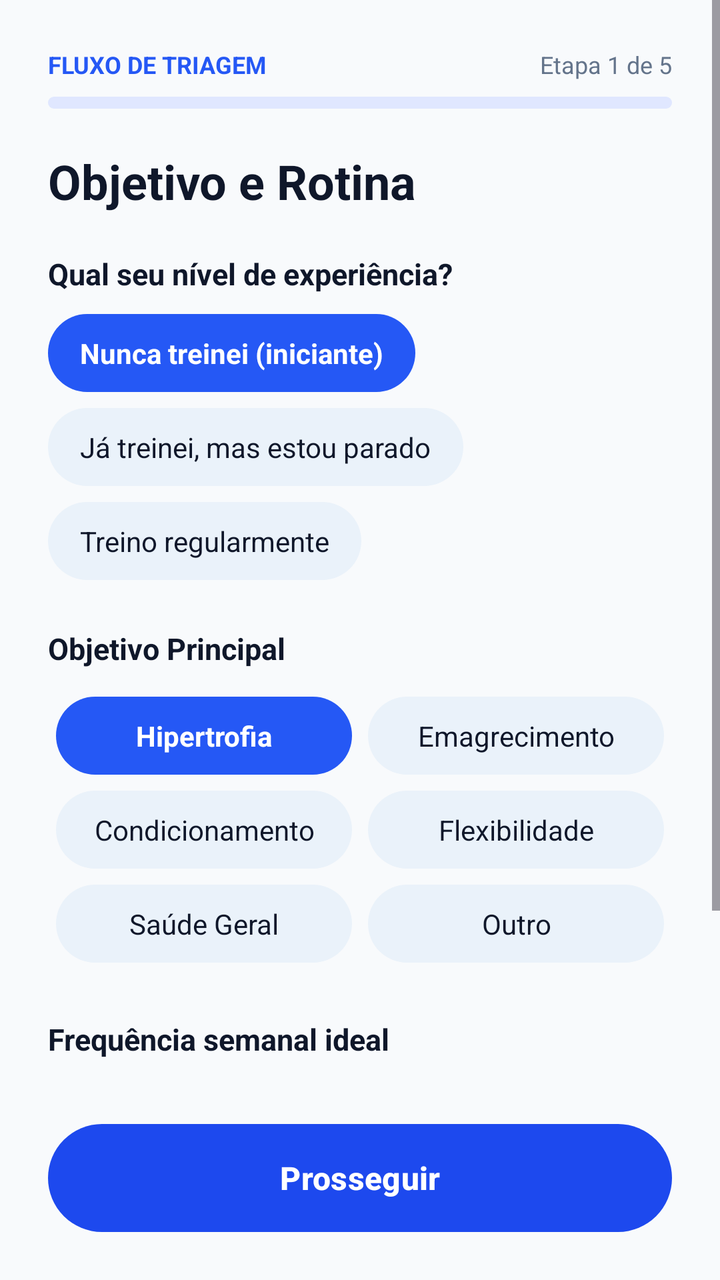
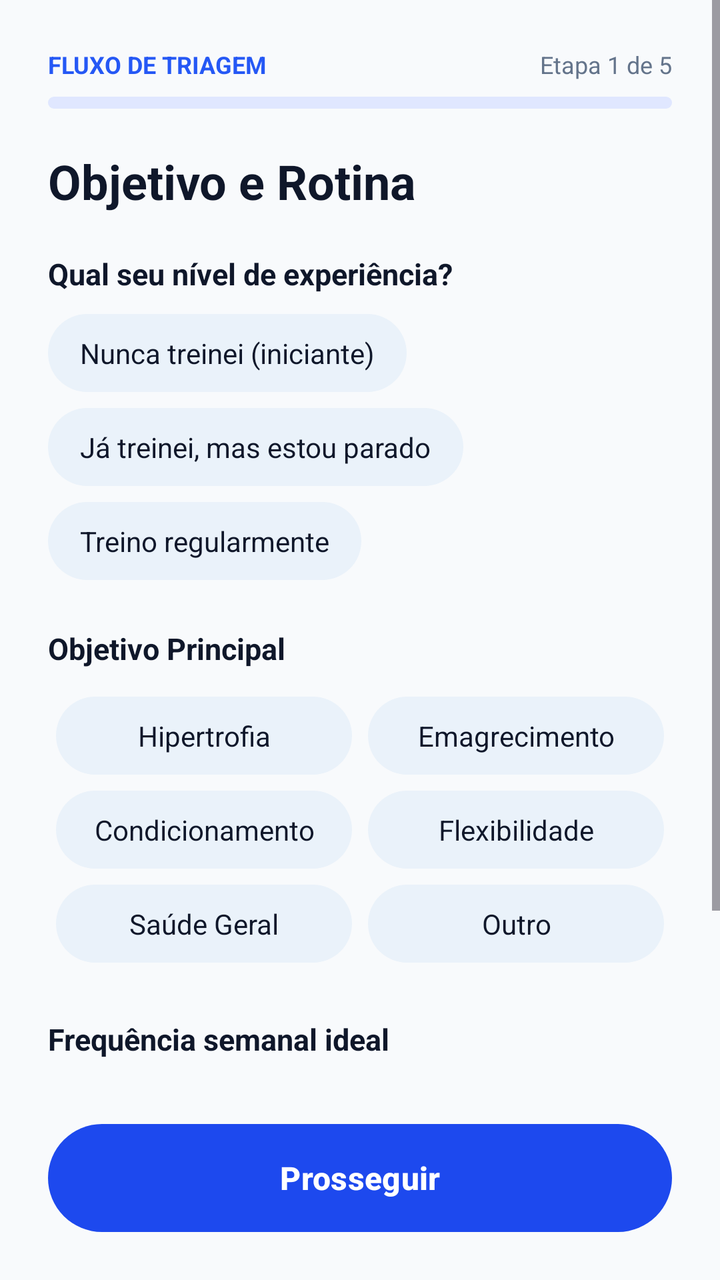

Before-and-after screenshots of an Android layout around one commit, followed by the original layout XML and the change that was made.
<!-- AndroidManifest.xml: application theme Theme.AcademiaUniforTelas1 -->
<!-- res/layout/activity_triagem.xml -->
<?xml version="1.0" encoding="utf-8"?>
<LinearLayout xmlns:android="http://schemas.android.com/apk/res/android"
    android:layout_width="match_parent"
    android:layout_height="match_parent"
    android:background="#F8FAFC"
    android:orientation="vertical">

    <ScrollView
        android:layout_width="match_parent"
        android:layout_height="0dp"
        android:layout_weight="1"
        android:fillViewport="true">

        <LinearLayout
            android:layout_width="match_parent"
            android:layout_height="wrap_content"
            android:orientation="vertical"
            android:padding="24dp">

            
            <LinearLayout
                android:layout_width="match_parent"
                android:layout_height="wrap_content"
                android:orientation="horizontal"
                android:gravity="center_vertical">
                <TextView
                    android:layout_width="0dp"
                    android:layout_height="wrap_content"
                    android:layout_weight="1"
                    android:text="FLUXO DE TRIAGEM"
                    android:textColor="#2558F5"
                    android:textSize="12sp"
                    android:textStyle="bold" />
                <TextView
                    android:layout_width="wrap_content"
                    android:layout_height="wrap_content"
                    android:text="Etapa 1 de 5"
                    android:textColor="#64748B"
                    android:textSize="12sp" />
            </LinearLayout>

            <ProgressBar
                style="?android:attr/progressBarStyleHorizontal"
                android:layout_width="match_parent"
                android:layout_height="6dp"
                android:layout_marginTop="8dp"
                android:max="5"
                android:progress="1"
                android:progressDrawable="@drawable/bg_top_bar_back" />

            <TextView
                android:layout_width="match_parent"
                android:layout_height="wrap_content"
                android:layout_marginTop="20dp"
                android:text="Objetivo e Rotina"
                android:textColor="#0F172A"
                android:textSize="24sp"
                android:textStyle="bold" />

            
            <TextView
                android:layout_width="match_parent"
                android:layout_height="wrap_content"
                android:layout_marginTop="20dp"
                android:text="Qual seu nível de experiência?"
                android:textColor="#0F172A"
                android:textSize="15sp"
                android:textStyle="bold" />

            <LinearLayout
                android:layout_width="match_parent"
                android:layout_height="wrap_content"
                android:layout_marginTop="10dp"
                android:orientation="vertical">

                <TextView
                    android:id="@+id/chipExp1"
                    android:layout_width="wrap_content"
                    android:layout_height="wrap_content"
                    android:layout_marginBottom="8dp"
                    android:background="@drawable/bg_chip_selected"
                    android:paddingHorizontal="16dp"
                    android:paddingVertical="10dp"
                    android:text="Nunca treinei (iniciante)"
                    android:textColor="#FFFFFF"
                    android:textSize="14sp"
                    android:textStyle="bold" />

                <TextView
                    android:id="@+id/chipExp2"
                    android:layout_width="wrap_content"
                    android:layout_height="wrap_content"
                    android:layout_marginBottom="8dp"
                    android:background="@drawable/bg_chip_unselected"
                    android:paddingHorizontal="16dp"
                    android:paddingVertical="10dp"
                    android:text="Já treinei, mas estou parado"
                    android:textColor="#0F172A"
                    android:textSize="14sp" />

                <TextView
                    android:id="@+id/chipExp3"
                    android:layout_width="wrap_content"
                    android:layout_height="wrap_content"
                    android:background="@drawable/bg_chip_unselected"
                    android:paddingHorizontal="16dp"
                    android:paddingVertical="10dp"
                    android:text="Treino regularmente"
                    android:textColor="#0F172A"
                    android:textSize="14sp" />
            </LinearLayout>

            
            <TextView
                android:layout_width="match_parent"
                android:layout_height="wrap_content"
                android:layout_marginTop="24dp"
                android:text="Objetivo Principal"
                android:textColor="#0F172A"
                android:textSize="15sp"
                android:textStyle="bold" />

            <GridLayout
                android:layout_width="match_parent"
                android:layout_height="wrap_content"
                android:layout_marginTop="10dp"
                android:columnCount="2"
                android:useDefaultMargins="true">

                <TextView
                    android:id="@+id/chipObj1"
                    android:layout_width="0dp"
                    android:layout_height="wrap_content"
                    android:layout_columnWeight="1"
                    android:background="@drawable/bg_chip_selected"
                    android:gravity="center"
                    android:paddingVertical="10dp"
                    android:text="Hipertrofia"
                    android:textColor="#FFFFFF"
                    android:textSize="14sp"
                    android:textStyle="bold" />

                <TextView
                    android:id="@+id/chipObj2"
                    android:layout_width="0dp"
                    android:layout_height="wrap_content"
                    android:layout_columnWeight="1"
                    android:background="@drawable/bg_chip_unselected"
                    android:gravity="center"
                    android:paddingVertical="10dp"
                    android:text="Emagrecimento"
                    android:textColor="#0F172A"
                    android:textSize="14sp" />

                <TextView
                    android:id="@+id/chipObj3"
                    android:layout_width="0dp"
                    android:layout_height="wrap_content"
                    android:layout_columnWeight="1"
                    android:background="@drawable/bg_chip_unselected"
                    android:gravity="center"
                    android:paddingVertical="10dp"
                    android:text="Condicionamento"
                    android:textColor="#0F172A"
                    android:textSize="14sp" />

                <TextView
                    android:id="@+id/chipObj4"
                    android:layout_width="0dp"
                    android:layout_height="wrap_content"
                    android:layout_columnWeight="1"
                    android:background="@drawable/bg_chip_unselected"
                    android:gravity="center"
                    android:paddingVertical="10dp"
                    android:text="Flexibilidade"
                    android:textColor="#0F172A"
                    android:textSize="14sp" />

                <TextView
                    android:id="@+id/chipObj5"
                    android:layout_width="0dp"
                    android:layout_height="wrap_content"
                    android:layout_columnWeight="1"
                    android:background="@drawable/bg_chip_unselected"
                    android:gravity="center"
                    android:paddingVertical="10dp"
                    android:text="Saúde Geral"
                    android:textColor="#0F172A"
                    android:textSize="14sp" />

                <TextView
                    android:id="@+id/chipObj6"
                    android:layout_width="0dp"
                    android:layout_height="wrap_content"
                    android:layout_columnWeight="1"
                    android:background="@drawable/bg_chip_unselected"
                    android:gravity="center"
                    android:paddingVertical="10dp"
                    android:text="Outro"
                    android:textColor="#0F172A"
                    android:textSize="14sp" />
            </GridLayout>

            
            <EditText
                android:id="@+id/etOutroObjetivo"
                android:layout_width="match_parent"
                android:layout_height="50dp"
                android:layout_marginTop="8dp"
                android:background="@drawable/bg_rounded_field"
                android:hint="Digite seu objetivo"
                android:paddingHorizontal="16dp"
                android:textColor="#0F172A"
                android:textSize="14sp"
                android:visibility="gone" />

            
            <TextView
                android:layout_width="match_parent"
                android:layout_height="wrap_content"
                android:layout_marginTop="24dp"
                android:text="Frequência semanal ideal"
                android:textColor="#0F172A"
                android:textSize="15sp"
                android:textStyle="bold" />

            <LinearLayout
                android:layout_width="match_parent"
                android:layout_height="wrap_content"
                android:layout_marginTop="10dp"
                android:gravity="center"
                android:orientation="horizontal">

                <TextView android:id="@+id/freq1" android:layout_width="40dp" android:layout_height="40dp" android:layout_margin="4dp" android:background="@drawable/bg_chip_unselected" android:gravity="center" android:text="1x" android:textColor="#0F172A" android:textStyle="bold"/>
                <TextView android:id="@+id/freq2" android:layout_width="40dp" android:layout_height="40dp" android:layout_margin="4dp" android:background="@drawable/bg_chip_unselected" android:gravity="center" android:text="2x" android:textColor="#0F172A" android:textStyle="bold"/>
                <TextView android:id="@+id/freq3" android:layout_width="40dp" android:layout_height="40dp" android:layout_margin="4dp" android:background="@drawable/bg_chip_selected" android:gravity="center" android:text="3x" android:textColor="#FFFFFF" android:textStyle="bold"/>
                <TextView android:id="@+id/freq4" android:layout_width="40dp" android:layout_height="40dp" android:layout_margin="4dp" android:background="@drawable/bg_chip_unselected" android:gravity="center" android:text="4x" android:textColor="#0F172A" android:textStyle="bold"/>
                <TextView android:id="@+id/freq5" android:layout_width="40dp" android:layout_height="40dp" android:layout_margin="4dp" android:background="@drawable/bg_chip_unselected" android:gravity="center" android:text="5x" android:textColor="#0F172A" android:textStyle="bold"/>
                <TextView android:id="@+id/freq6" android:layout_width="40dp" android:layout_height="40dp" android:layout_margin="4dp" android:background="@drawable/bg_chip_unselected" android:gravity="center" android:text="6x" android:textColor="#0F172A" android:textStyle="bold"/>
                <TextView android:id="@+id/freq7" android:layout_width="40dp" android:layout_height="40dp" android:layout_margin="4dp" android:background="@drawable/bg_chip_unselected" android:gravity="center" android:text="7x" android:textColor="#0F172A" android:textStyle="bold"/>
            </LinearLayout>

            <Space
                android:layout_width="match_parent"
                android:layout_height="24dp" />

        </LinearLayout>
    </ScrollView>

    
    <LinearLayout
        android:layout_width="match_parent"
        android:layout_height="wrap_content"
        android:background="#F8FAFC"
        android:padding="24dp">
        <Button
            android:id="@+id/btnProsseguirTriagem1"
            android:layout_width="match_parent"
            android:layout_height="54dp"
            android:background="@drawable/bg_rounded_button"
            android:text="Prosseguir"
            android:textAllCaps="false"
            android:textColor="#FFFFFF"
            android:textSize="16sp"
            android:textStyle="bold" />
    </LinearLayout>

</LinearLayout>
<!-- resources referenced by this layout -->
<resources>
  <!-- drawable bg_chip_selected (drawable) -->
  <?xml version="1.0" encoding="utf-8"?>
  <shape xmlns:android="http://schemas.android.com/apk/res/android">
      <solid android:color="#2558F5" />
      <corners android:radius="24dp" />
  </shape>
  <!-- drawable bg_chip_unselected (drawable) -->
  <?xml version="1.0" encoding="utf-8"?>
  <shape xmlns:android="http://schemas.android.com/apk/res/android">
      <solid android:color="#EAF2FA" />
      <corners android:radius="24dp" />
  </shape>
  <!-- drawable bg_rounded_button (drawable) -->
  <?xml version="1.0" encoding="utf-8"?>
  <shape xmlns:android="http://schemas.android.com/apk/res/android">
      <solid android:color="#2558F5" />
      <corners android:radius="28dp" />
  </shape>
  <!-- drawable bg_rounded_field (drawable) -->
  <?xml version="1.0" encoding="utf-8"?>
  <shape xmlns:android="http://schemas.android.com/apk/res/android">
      <solid android:color="#EAF2FA" />
      <corners android:radius="28dp" />
  </shape>
  <!-- drawable bg_top_bar_back (drawable) -->
  <?xml version="1.0" encoding="utf-8"?>
  <shape xmlns:android="http://schemas.android.com/apk/res/android">
      <solid android:color="#E0E7FF" />
      <corners android:radius="28dp" />
  </shape>
  <style name="Theme.AcademiaUniforTelas1" parent="Base.Theme.AcademiaUniforTelas1" />
  <style name="Base.Theme.AcademiaUniforTelas1" parent="Theme.Material3.DayNight.NoActionBar">
          <item name="colorPrimary">@color/primary_blue</item>
          <item name="colorAccent">@color/primary_blue</item>
          <item name="materialButtonStyle">@style/Widget.Material3.Button</item>
      </style>
  <color name="primary_blue">#1D49EE</color>
</resources>

<!-- the commit's change to res/layout/activity_triagem.xml (unified diff, before → after) -->
@@ -78,13 +78,12 @@
                     android:layout_width="wrap_content"
                     android:layout_height="wrap_content"
                     android:layout_marginBottom="8dp"
-                    android:background="@drawable/bg_chip_selected"
+                    android:background="@drawable/bg_chip_unselected"
                     android:paddingHorizontal="16dp"
                     android:paddingVertical="10dp"
                     android:text="Nunca treinei (iniciante)"
-                    android:textColor="#FFFFFF"
-                    android:textSize="14sp"
-                    android:textStyle="bold" />
+                    android:textColor="#0F172A"
+                    android:textSize="14sp" />
 
                 <TextView
                     android:id="@+id/chipExp2"
@@ -132,13 +131,12 @@
                     android:layout_width="0dp"
                     android:layout_height="wrap_content"
                     android:layout_columnWeight="1"
-                    android:background="@drawable/bg_chip_selected"
+                    android:background="@drawable/bg_chip_unselected"
                     android:gravity="center"
                     android:paddingVertical="10dp"
                     android:text="Hipertrofia"
-                    android:textColor="#FFFFFF"
-                    android:textSize="14sp"
-                    android:textStyle="bold" />
+                    android:textColor="#0F172A"
+                    android:textSize="14sp" />
 
                 <TextView
                     android:id="@+id/chipObj2"
@@ -233,7 +231,7 @@
 
                 <TextView android:id="@+id/freq1" android:layout_width="40dp" android:layout_height="40dp" android:layout_margin="4dp" android:background="@drawable/bg_chip_unselected" android:gravity="center" android:text="1x" android:textColor="#0F172A" android:textStyle="bold"/>
                 <TextView android:id="@+id/freq2" android:layout_width="40dp" android:layout_height="40dp" android:layout_margin="4dp" android:background="@drawable/bg_chip_unselected" android:gravity="center" android:text="2x" android:textColor="#0F172A" android:textStyle="bold"/>
-                <TextView android:id="@+id/freq3" android:layout_width="40dp" android:layout_height="40dp" android:layout_margin="4dp" android:background="@drawable/bg_chip_selected" android:gravity="center" android:text="3x" android:textColor="#FFFFFF" android:textStyle="bold"/>
+                <TextView android:id="@+id/freq3" android:layout_width="40dp" android:layout_height="40dp" android:layout_margin="4dp" android:background="@drawable/bg_chip_unselected" android:gravity="center" android:text="3x" android:textColor="#0F172A" android:textStyle="bold"/>
                 <TextView android:id="@+id/freq4" android:layout_width="40dp" android:layout_height="40dp" android:layout_margin="4dp" android:background="@drawable/bg_chip_unselected" android:gravity="center" android:text="4x" android:textColor="#0F172A" android:textStyle="bold"/>
                 <TextView android:id="@+id/freq5" android:layout_width="40dp" android:layout_height="40dp" android:layout_margin="4dp" android:background="@drawable/bg_chip_unselected" android:gravity="center" android:text="5x" android:textColor="#0F172A" android:textStyle="bold"/>
                 <TextView android:id="@+id/freq6" android:layout_width="40dp" android:layout_height="40dp" android:layout_margin="4dp" android:background="@drawable/bg_chip_unselected" android:gravity="center" android:text="6x" android:textColor="#0F172A" android:textStyle="bold"/>
<!-- resource entries referenced after the edit -->
@@ -1,11 +1,5 @@
 <!-- resources referenced by this layout -->
 <resources>
-  <!-- drawable bg_chip_selected (drawable) -->
-  <?xml version="1.0" encoding="utf-8"?>
-  <shape xmlns:android="http://schemas.android.com/apk/res/android">
-      <solid android:color="#2558F5" />
-      <corners android:radius="24dp" />
-  </shape>
   <!-- drawable bg_chip_unselected (drawable) -->
   <?xml version="1.0" encoding="utf-8"?>
   <shape xmlns:android="http://schemas.android.com/apk/res/android">
